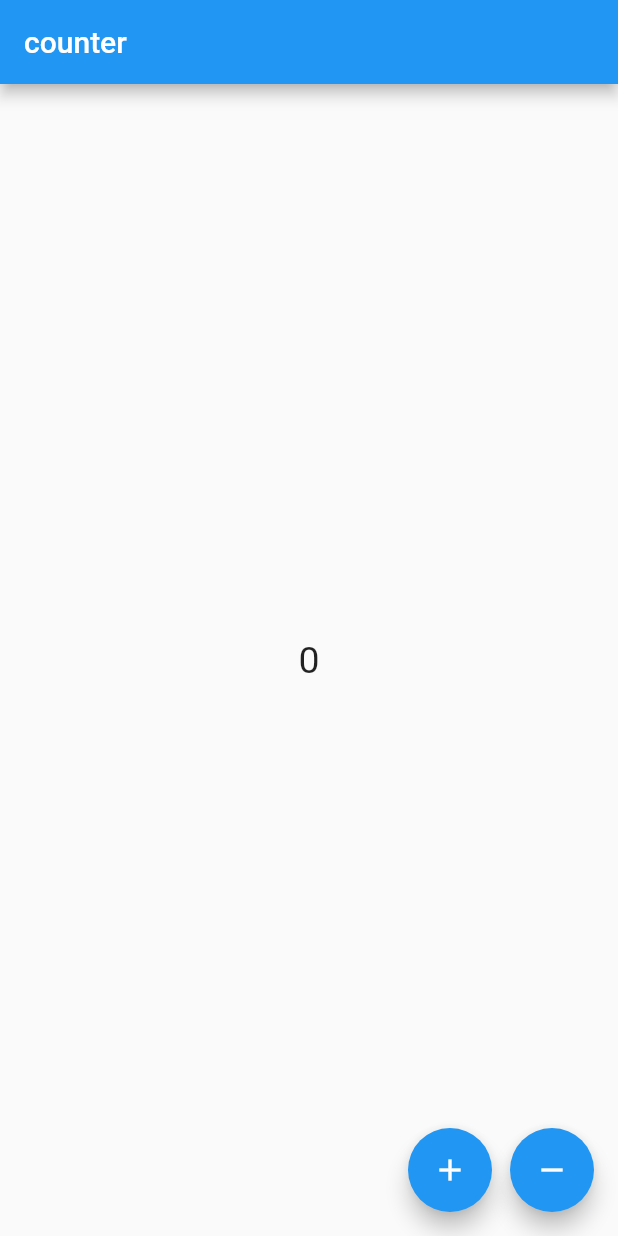
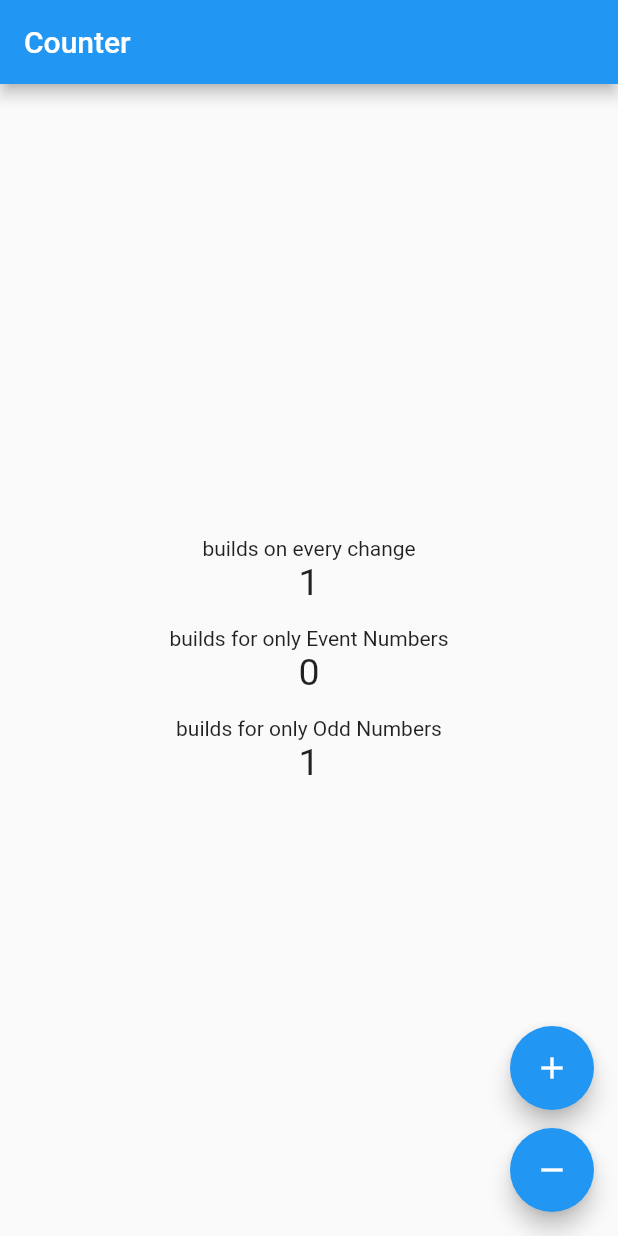
Before and after one commit to a-eid/flutter-quizapp, a Flutter app: the screen it shows after launch, after a tap on the "add" icon, on a phone screen of 412 x 824 dp. Run offline on Flutter 3.47's test engine with Material 2 defaults, Android fonts, the phone set to English and light mode, and no system bars; our stand-ins replace cloud_firestore, firebase_analytics, firebase_auth, flutter_bloc, flutter_mobx, google_fonts and 2 more; accounts and stored records are empty; generated files the repository leaves out were written again.

Commit message:
block counter 2.

```diff
--- a/lib/main.dart
+++ b/lib/main.dart
@@ -4,17 +4,21 @@ import 'package:flutter/material.dart';
 import 'package:google_fonts/google_fonts.dart';
 import 'package:provider/provider.dart';
 import 'package:flutter_localizations/flutter_localizations.dart';
+
 // import 'package:quizapp/tutorials/Main.dart';
 // import 'package:quizapp/tutorials/navigation/main.dart';
-import 'package:quizapp/tutorials/state_management/main.dart'
-    as StateManagement;
+// import 'package:quizapp/tutorials/state_management/main.dart'
+//     as StateManagement;
+
+import 'tutorials/main.dart' as tuts;
 
 import 'screens/screens.dart' as Screens;
 
 void main() {
+  tuts.main();
   // runApp(App());
   // runApp(Main());
-  runApp(StateManagement.App());
+  // runApp(StateManagement.App());
 }
 
 class LocalProvider extends ChangeNotifier {
--- a/lib/tutorials/Main.dart
+++ b/lib/tutorials/Main.dart
@@ -1,14 +1,21 @@
+// import 'package:flutter/material.dart';
+// // import 'package:quizapp/tutorials/HttpRequest.dart';
+// import 'package:quizapp/tutorials/StateManagement.dart';
+
+// class Main extends StatelessWidget {
+//   @override
+//   Widget build(BuildContext context) {
+//     return MaterialApp(
+//       debugShowCheckedModeBanner: false,
+//       // home: HttpRequest(),
+//       home: StateManagement(),
+//     );
+//   }
+// }
+
 import 'package:flutter/material.dart';
-// import 'package:quizapp/tutorials/HttpRequest.dart';
-import 'package:quizapp/tutorials/StateManagement.dart';
+import './bloc_counter/counter.dart';
 
-class Main extends StatelessWidget {
-  @override
-  Widget build(BuildContext context) {
-    return MaterialApp(
-      debugShowCheckedModeBanner: false,
-      // home: HttpRequest(),
-      home: StateManagement(),
-    );
-  }
+void main() {
+  runApp(Counter());
 }
--- /dev/null
+++ b/lib/tutorials/bloc_counter/counter.dart
@@ -0,0 +1,17 @@
+import 'package:flutter/material.dart';
+import 'package:flutter_bloc/flutter_bloc.dart';
+
+import 'view/counter_page.dart';
+import 'cubit/counter_cubit.dart';
+
+class Counter extends StatelessWidget {
+  @override
+  Widget build(BuildContext context) {
+    return BlocProvider(
+      create: (context) => CounterCubit(),
+      child: MaterialApp(
+        home: CounterPage(),
+      ),
+    );
+  }
+}
--- /dev/null
+++ b/lib/tutorials/bloc_counter/cubit/counter_cubit.dart
@@ -0,0 +1,13 @@
+import 'package:flutter_bloc/flutter_bloc.dart';
+
+class CounterCubit extends Cubit<int> {
+  CounterCubit() : super(0);
+
+  void increment() {
+    emit(state + 1);
+  }
+
+  void decrement() {
+    emit(state - 1);
+  }
+}
--- /dev/null
+++ b/lib/tutorials/bloc_counter/view/counter_page.dart
@@ -0,0 +1,35 @@
+import 'package:flutter/material.dart';
+import 'package:flutter_bloc/flutter_bloc.dart';
+
+import './counter_view.dart';
+import '../cubit/counter_cubit.dart';
+
+class CounterPage extends StatelessWidget {
+  @override
+  Widget build(BuildContext buildContext) {
+    final counter = buildContext.read<CounterCubit>();
+
+    return Scaffold(
+      appBar: AppBar(
+        title: Text("Counter"),
+      ),
+      body: Center(
+        child: CounterView(),
+      ),
+      floatingActionButton: Column(
+        mainAxisAlignment: MainAxisAlignment.end,
+        children: [
+          FloatingActionButton(
+            child: Icon(Icons.add),
+            onPressed: counter.increment,
+          ),
+          SizedBox(height: 12),
+          FloatingActionButton(
+            child: Icon(Icons.remove),
+            onPressed: counter.decrement,
+          )
+        ],
+      ),
+    );
+  }
+}
--- /dev/null
+++ b/lib/tutorials/bloc_counter/view/counter_view.dart
@@ -0,0 +1,52 @@
+import 'package:flutter/material.dart';
+import 'package:flutter_bloc/flutter_bloc.dart';
+
+import '../cubit/counter_cubit.dart';
+
+class CounterView extends StatelessWidget {
+  @override
+  Widget build(BuildContext context) {
+    return Column(
+      mainAxisAlignment: MainAxisAlignment.center,
+      children: [
+        Text("builds on every change"),
+        BlocBuilder<CounterCubit, int>(
+          builder: (_, count) {
+            return Text(
+              "$count",
+              style: TextStyle(
+                fontSize: 25,
+              ),
+            );
+          },
+        ),
+        SizedBox(
+          height: 15,
+        ),
+        Text("builds for only Event Numbers"),
+        BlocBuilder<CounterCubit, int>(
+          buildWhen: (pState, state) => state % 2 == 0,
+          builder: (_, count) {
+            return Text(
+              "$count",
+              style: TextStyle(fontSize: 25),
+            );
+          },
+        ),
+        SizedBox(
+          height: 15,
+        ),
+        Text("builds for only Odd Numbers"),
+        BlocBuilder<CounterCubit, int>(
+          buildWhen: (pState, state) => state % 2 != 0,
+          builder: (_, count) {
+            return Text(
+              "$count",
+              style: TextStyle(fontSize: 25),
+            );
+          },
+        ),
+      ],
+    );
+  }
+}
```
